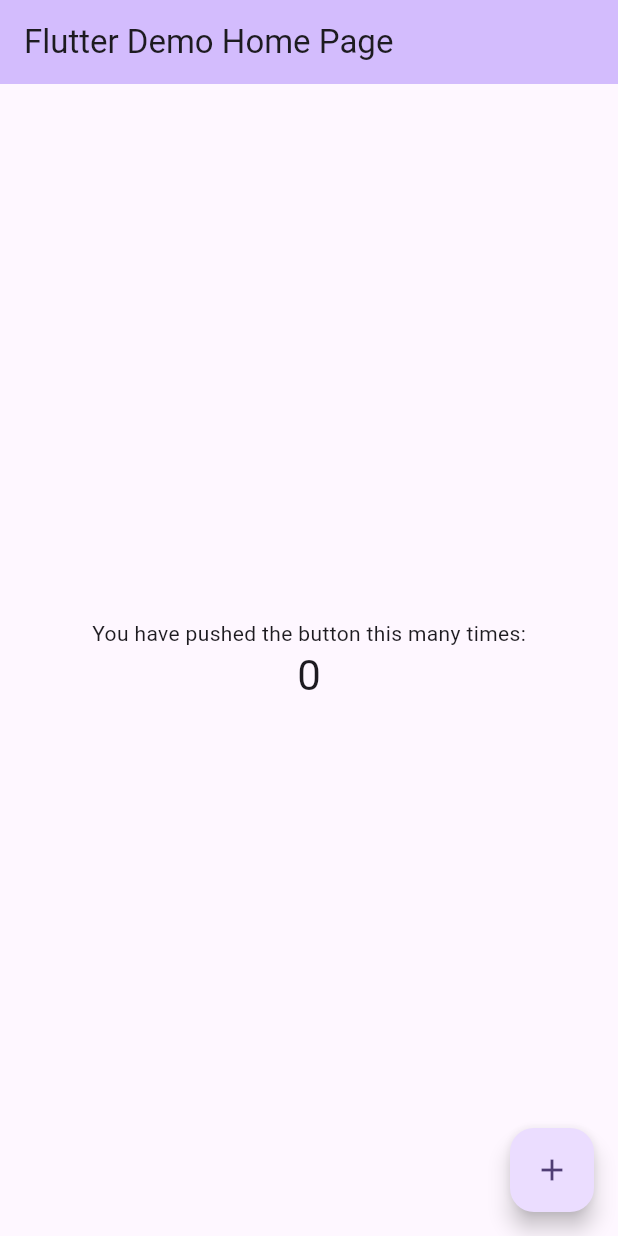
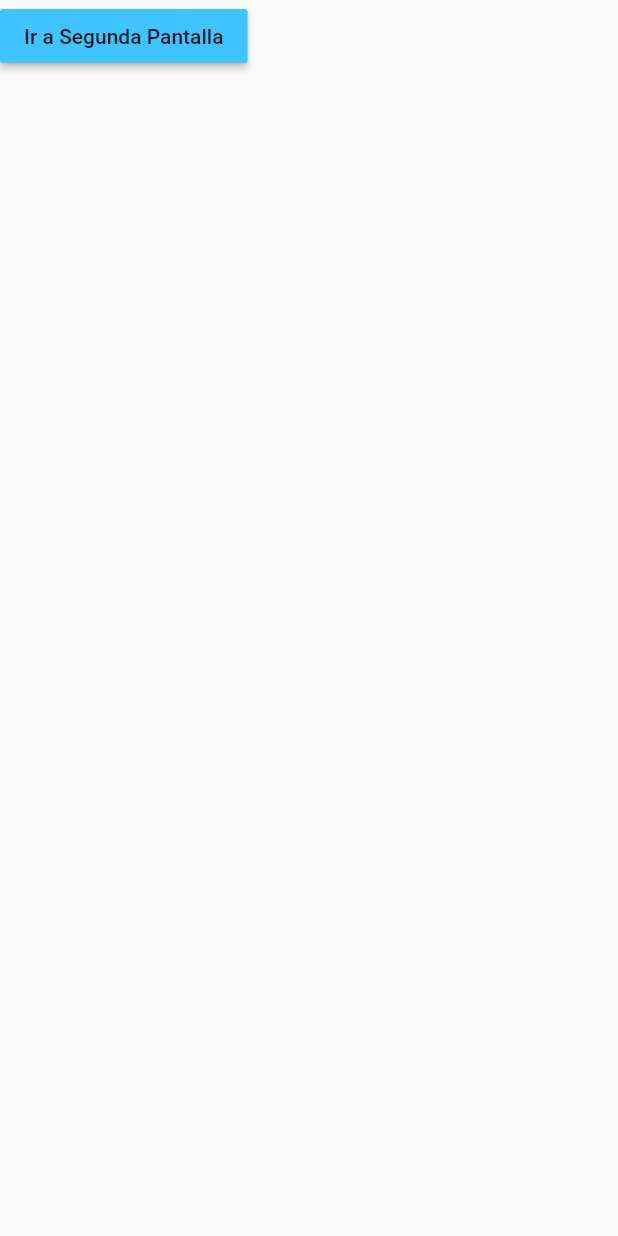
Before and after one commit to MelHerrera/navegacion, a Flutter app: the screen it shows after launch, on a phone screen of 412 x 824 dp. Run offline on Flutter 3.47's test engine with Material 2 defaults, Android fonts, the phone set to English and light mode, and no system bars.

Commit message:
navegaciòn predeterminada

```diff
--- a/lib/main.dart
+++ b/lib/main.dart
@@ -1,4 +1,6 @@
 import 'package:flutter/material.dart';
+import 'package:navegacion/models/usuario.dart';
+import 'package:navegacion/pages/SegundaPantalla.dart';
 
 void main() {
   runApp(const MyApp());
@@ -10,116 +12,33 @@ class MyApp extends StatelessWidget {
   // This widget is the root of your application.
   @override
   Widget build(BuildContext context) {
-    return MaterialApp(
-      title: 'Flutter Demo',
-      theme: ThemeData(
-        // This is the theme of your application.
-        //
-        // TRY THIS: Try running your application with "flutter run". You'll see
-        // the application has a blue toolbar. Then, without quitting the app,
-        // try changing the seedColor in the colorScheme below to Colors.green
-        // and then invoke "hot reload" (save your changes or press the "hot
-        // reload" button in a Flutter-supported IDE, or press "r" if you used
-        // the command line to start the app).
-        //
-        // Notice that the counter didn't reset back to zero; the application
-        // state is not lost during the reload. To reset the state, use hot
-        // restart instead.
-        //
-        // This works for code too, not just values: Most code changes can be
-        // tested with just a hot reload.
-        colorScheme: ColorScheme.fromSeed(seedColor: Colors.deepPurple),
-        useMaterial3: true,
-      ),
-      home: const MyHomePage(title: 'Flutter Demo Home Page'),
+    return const MaterialApp(
+      home: myHomePage(),
     );
   }
 }
 
-class MyHomePage extends StatefulWidget {
-  const MyHomePage({super.key, required this.title});
-
-  // This widget is the home page of your application. It is stateful, meaning
-  // that it has a State object (defined below) that contains fields that affect
-  // how it looks.
-
-  // This class is the configuration for the state. It holds the values (in this
-  // case the title) provided by the parent (in this case the App widget) and
-  // used by the build method of the State. Fields in a Widget subclass are
-  // always marked "final".
-
-  final String title;
-
-  @override
-  State<MyHomePage> createState() => _MyHomePageState();
-}
-
-class _MyHomePageState extends State<MyHomePage> {
-  int _counter = 0;
-
-  void _incrementCounter() {
-    setState(() {
-      // This call to setState tells the Flutter framework that something has
-      // changed in this State, which causes it to rerun the build method below
-      // so that the display can reflect the updated values. If we changed
-      // _counter without calling setState(), then the build method would not be
-      // called again, and so nothing would appear to happen.
-      _counter++;
-    });
-  }
+class myHomePage extends StatelessWidget {
+  const myHomePage({super.key});
 
   @override
   Widget build(BuildContext context) {
-    // This method is rerun every time setState is called, for instance as done
-    // by the _incrementCounter method above.
-    //
-    // The Flutter framework has been optimized to make rerunning build methods
-    // fast, so that you can just rebuild anything that needs updating rather
-    // than having to individually change instances of widgets.
     return Scaffold(
-      appBar: AppBar(
-        // TRY THIS: Try changing the color here to a specific color (to
-        // Colors.amber, perhaps?) and trigger a hot reload to see the AppBar
-        // change color while the other colors stay the same.
-        backgroundColor: Theme.of(context).colorScheme.inversePrimary,
-        // Here we take the value from the MyHomePage object that was created by
-        // the App.build method, and use it to set our appbar title.
-        title: Text(widget.title),
-      ),
-      body: Center(
-        // Center is a layout widget. It takes a single child and positions it
-        // in the middle of the parent.
+      body: SafeArea(
         child: Column(
-          // Column is also a layout widget. It takes a list of children and
-          // arranges them vertically. By default, it sizes itself to fit its
-          // children horizontally, and tries to be as tall as its parent.
-          //
-          // Column has various properties to control how it sizes itself and
-          // how it positions its children. Here we use mainAxisAlignment to
-          // center the children vertically; the main axis here is the vertical
-          // axis because Columns are vertical (the cross axis would be
-          // horizontal).
-          //
-          // TRY THIS: Invoke "debug painting" (choose the "Toggle Debug Paint"
-          // action in the IDE, or press "p" in the console), to see the
-          // wireframe for each widget.
-          mainAxisAlignment: MainAxisAlignment.center,
-          children: <Widget>[
-            const Text(
-              'You have pushed the button this many times:',
-            ),
-            Text(
-              '$_counter',
-              style: Theme.of(context).textTheme.headlineMedium,
-            ),
+          children: [
+            MaterialButton(
+              onPressed: ()=>{
+                Navigator.push(context, MaterialPageRoute(builder: (context){
+                  return mySegundaPantalla(usuario: Usuario("Mel", "Herrera"));
+                }))
+              },
+              child: const Text("Ir a Segunda Pantalla"),
+              color: Colors.lightBlueAccent,
+            )
           ],
         ),
-      ),
-      floatingActionButton: FloatingActionButton(
-        onPressed: _incrementCounter,
-        tooltip: 'Increment',
-        child: const Icon(Icons.add),
-      ), // This trailing comma makes auto-formatting nicer for build methods.
+      )
     );
   }
 }
--- /dev/null
+++ b/lib/models/usuario.dart
@@ -0,0 +1,6 @@
+class Usuario{
+  String nombre = "";
+  String apellido = "";
+
+  Usuario(this.nombre, this.apellido);
+}
```
Also changed, not shown: lib/pages/SegundaPantalla.dart (added, +36 -0 lines).
